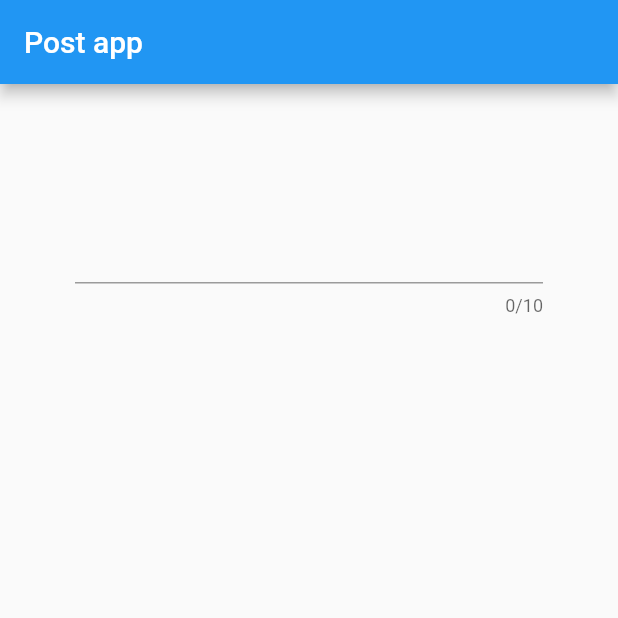
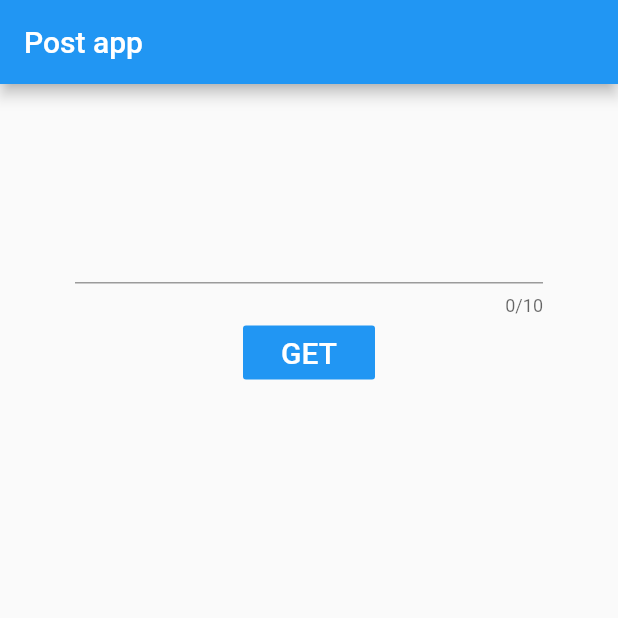
Before and after one commit to otaku1123/http_post_app, a Flutter app: the screen it shows after launch, on a phone screen of 412 x 824 dp, the top half of it. Run offline on Flutter 3.47's test engine with Material 2 defaults, Android fonts, the phone set to English and light mode, and no system bars.

Commit message:
Add Button

```diff
--- a/lib/main.dart
+++ b/lib/main.dart
@@ -39,6 +39,12 @@ class ChangeFormState extends State<ChangeForm> {
     });
   }
 
+  void _handlePressed() {
+    setState(() {
+      debugPrint('onPressed');
+    });
+  }
+
   Widget build(BuildContext context) {
     return Container(
       padding: const EdgeInsets.all(50.0),
@@ -58,6 +64,14 @@ class ChangeFormState extends State<ChangeForm> {
             maxLines: 1,
             onChanged: handleText,
           ),
+          FlatButton(
+            onPressed: _handlePressed,
+            color: Colors.blue,
+            child: Text(
+              'GET',
+              style: TextStyle(color: Colors.white, fontSize: 20.0),
+            ),
+          )
         ],
       ),
     );
```
